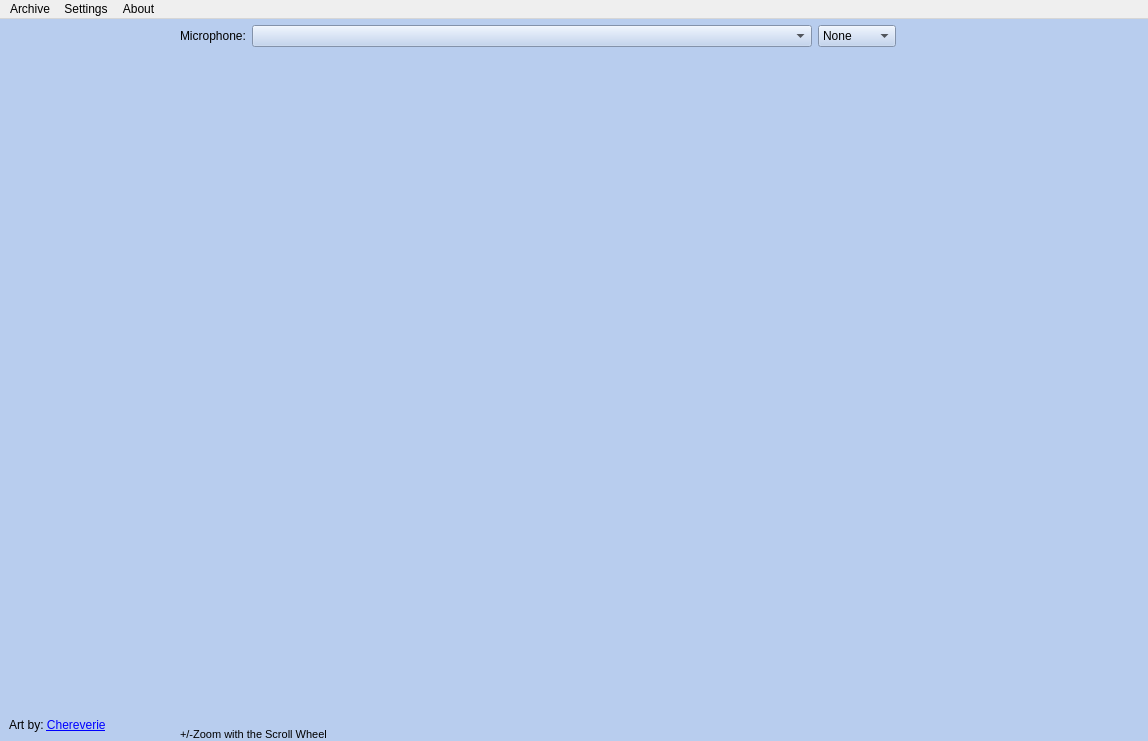
This is UI/main.ui in Gemmstone/PyNGtuber as Qt 5 draws it before an edit. The edited form follows.
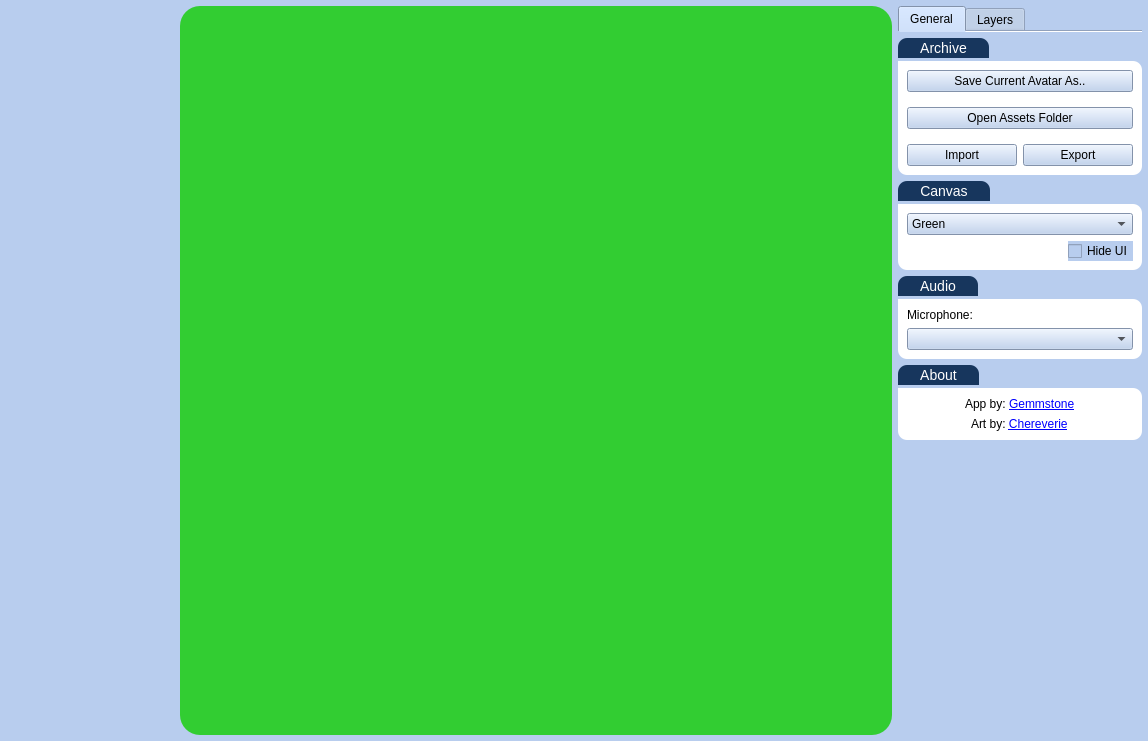
This is the edited form.

Commit message: added settings, animations and autosave

Patch:
```diff
--- a/UI/main.ui
+++ b/UI/main.ui
@@ -23,7 +23,7 @@
 	color: black;
 }</string>
    </property>
-   <layout class="QHBoxLayout" name="horizontalLayout">
+   <layout class="QVBoxLayout" name="verticalLayout_9">
     <property name="spacing">
      <number>0</number>
     </property>
@@ -119,7 +119,7 @@
                <x>0</x>
                <y>0</y>
                <width>165</width>
-               <height>673</height>
+               <height>729</height>
               </rect>
              </property>
              <layout class="QVBoxLayout" name="verticalLayout">
@@ -142,13 +142,6 @@
             </widget>
            </widget>
           </item>
-          <item>
-           <widget class="QLabel" name="label">
-            <property name="text">
-             <string>Art by: &lt;a href=&quot;https://chereverie.art/&quot;&gt;Chereverie&lt;/a&gt;</string>
-            </property>
-           </widget>
-          </item>
          </layout>
         </widget>
        </item>
@@ -171,7 +164,7 @@
          </property>
          <layout class="QVBoxLayout" name="verticalLayout_3">
           <property name="spacing">
-           <number>6</number>
+           <number>0</number>
           </property>
           <property name="leftMargin">
            <number>0</number>
@@ -186,14 +179,20 @@
            <number>0</number>
           </property>
           <item>
-           <widget class="QFrame" name="frame_2">
+           <widget class="QFrame" name="frame_8">
+            <property name="sizePolicy">
+             <sizepolicy hsizetype="Preferred" vsizetype="Fixed">
+              <horstretch>0</horstretch>
+              <verstretch>0</verstretch>
+             </sizepolicy>
+            </property>
             <property name="frameShape">
              <enum>QFrame::NoFrame</enum>
             </property>
             <property name="frameShadow">
              <enum>QFrame::Raised</enum>
             </property>
-            <layout class="QHBoxLayout" name="horizontalLayout_3">
+            <layout class="QHBoxLayout" name="horizontalLayout_6">
              <property name="leftMargin">
               <number>0</number>
              </property>
@@ -204,111 +203,91 @@
               <number>0</number>
              </property>
              <property name="bottomMargin">
-              <number>6</number>
+              <number>0</number>
              </property>
-             <item>
-              <widget class="QLabel" name="label_3">
-               <property name="sizePolicy">
-                <sizepolicy hsizetype="Fixed" vsizetype="Preferred">
-                 <horstretch>0</horstretch>
-                 <verstretch>0</verstretch>
-                </sizepolicy>
-               </property>
-               <property name="text">
-                <string>Microphone:</string>
-               </property>
-              </widget>
-             </item>
-             <item>
-              <widget class="QComboBox" name="microphones">
-               <property name="toolTip">
-                <string>Microphone selection</string>
-               </property>
-              </widget>
-             </item>
-             <item>
-              <widget class="QComboBox" name="comboBox">
-               <property name="sizePolicy">
-                <sizepolicy hsizetype="Fixed" vsizetype="Fixed">
-                 <horstretch>0</horstretch>
-                 <verstretch>0</verstretch>
-                </sizepolicy>
-               </property>
-               <item>
-                <property name="text">
-                 <string>None</string>
-                </property>
-               </item>
-               <item>
-                <property name="text">
-                 <string>Green</string>
-                </property>
-               </item>
-               <item>
-                <property name="text">
-                 <string>Magenta</string>
-                </property>
-               </item>
-               <item>
-                <property name="text">
-                 <string>Cyan</string>
-                </property>
-               </item>
-               <item>
-                <property name="text">
-                 <string>Blue</string>
-                </property>
-               </item>
-               <item>
-                <property name="text">
-                 <string>Yellow</string>
-                </property>
-               </item>
-               <item>
-                <property name="text">
-                 <string>White</string>
-                </property>
-               </item>
-              </widget>
-             </item>
             </layout>
            </widget>
           </item>
           <item>
-           <widget class="QFrame" name="viewerFrame">
+           <widget class="QFrame" name="viewerFrame_2">
             <property name="sizePolicy">
              <sizepolicy hsizetype="Expanding" vsizetype="Expanding">
               <horstretch>0</horstretch>
               <verstretch>0</verstretch>
              </sizepolicy>
             </property>
+            <property name="styleSheet">
+             <string notr="true">border-radius: 20px; background-color: limegreen</string>
+            </property>
             <property name="frameShape">
              <enum>QFrame::NoFrame</enum>
             </property>
             <property name="frameShadow">
              <enum>QFrame::Raised</enum>
             </property>
-            <layout class="QVBoxLayout" name="verticalLayout_2">
+            <layout class="QVBoxLayout" name="verticalLayout_7">
              <property name="spacing">
               <number>0</number>
              </property>
              <property name="leftMargin">
-              <number>0</number>
+              <number>6</number>
              </property>
              <property name="topMargin">
-              <number>0</number>
+              <number>6</number>
              </property>
              <property name="rightMargin">
-              <number>0</number>
+              <number>6</number>
              </property>
              <property name="bottomMargin">
-              <number>0</number>
+              <number>6</number>
              </property>
+             <item>
+              <widget class="QFrame" name="viewerFrame">
+               <property name="sizePolicy">
+                <sizepolicy hsizetype="Expanding" vsizetype="Expanding">
+                 <horstretch>0</horstretch>
+                 <verstretch>0</verstretch>
+                </sizepolicy>
+               </property>
+               <property name="styleSheet">
+                <string notr="true"/>
+               </property>
+               <property name="frameShape">
+                <enum>QFrame::NoFrame</enum>
+               </property>
+               <property name="frameShadow">
+                <enum>QFrame::Raised</enum>
+               </property>
+               <layout class="QVBoxLayout" name="verticalLayout_2">
+                <property name="spacing">
+                 <number>0</number>
+                </property>
+                <property name="leftMargin">
+                 <number>6</number>
+                </property>
+                <property name="topMargin">
+                 <number>6</number>
+                </property>
+                <property name="rightMargin">
+                 <number>6</number>
+                </property>
+                <property name="bottomMargin">
+                 <number>6</number>
+                </property>
+               </layout>
+              </widget>
+             </item>
             </layout>
            </widget>
           </item>
           <item>
            <widget class="QFrame" name="frame_5">
+            <property name="sizePolicy">
+             <sizepolicy hsizetype="Preferred" vsizetype="Fixed">
+              <horstretch>0</horstretch>
+              <verstretch>0</verstretch>
+             </sizepolicy>
+            </property>
             <property name="frameShape">
              <enum>QFrame::NoFrame</enum>
             </property>
@@ -326,18 +305,8 @@
               <number>0</number>
              </property>
              <property name="bottomMargin">
-              <number>0</number>
+              <number>6</number>
              </property>
-             <item>
-              <widget class="QLabel" name="label_2">
-               <property name="styleSheet">
-                <string notr="true">font-size: 8pt ;</string>
-               </property>
-               <property name="text">
-                <string>+/-Zoom with the Scroll Wheel</string>
-               </property>
-              </widget>
-             </item>
             </layout>
            </widget>
           </item>
@@ -346,6 +315,18 @@
        </item>
        <item>
         <widget class="QFrame" name="frame_3">
+         <property name="minimumSize">
+          <size>
+           <width>250</width>
+           <height>0</height>
+          </size>
+         </property>
+         <property name="maximumSize">
+          <size>
+           <width>250</width>
+           <height>16777215</height>
+          </size>
+         </property>
          <property name="frameShape">
           <enum>QFrame::NoFrame</enum>
          </property>
@@ -369,47 +350,24 @@
            <number>6</number>
           </property>
           <item>
-           <widget class="QScrollArea" name="scrollArea_2">
-            <property name="sizePolicy">
-             <sizepolicy hsizetype="Preferred" vsizetype="Expanding">
-              <horstretch>0</horstretch>
-              <verstretch>0</verstretch>
-             </sizepolicy>
-            </property>
-            <property name="minimumSize">
-             <size>
-              <width>240</width>
-              <height>0</height>
-             </size>
-            </property>
+           <widget class="QTabWidget" name="tabWidget">
             <property name="maximumSize">
              <size>
-              <width>240</width>
+              <width>250</width>
               <height>16777215</height>
              </size>
             </property>
-            <property name="frameShape">
-             <enum>QFrame::NoFrame</enum>
+            <property name="currentIndex">
+             <number>0</number>
             </property>
-            <property name="verticalScrollBarPolicy">
-             <enum>Qt::ScrollBarAlwaysOff</enum>
-            </property>
-            <property name="horizontalScrollBarPolicy">
-             <enum>Qt::ScrollBarAlwaysOff</enum>
-            </property>
-            <property name="widgetResizable">
+            <property name="documentMode">
              <bool>true</bool>
             </property>
-            <widget class="QWidget" name="scrollAreaWidgetContents_2">
-             <property name="geometry">
-              <rect>
-               <x>0</x>
-               <y>0</y>
-               <width>240</width>
-               <height>695</height>
-              </rect>
-             </property>
-             <layout class="QVBoxLayout" name="verticalLayout_4">
+            <widget class="QWidget" name="tab">
+             <attribute name="title">
+              <string>General</string>
+             </attribute>
+             <layout class="QVBoxLayout" name="verticalLayout_11">
               <property name="spacing">
                <number>0</number>
               </property>
@@ -425,6 +383,441 @@
               <property name="bottomMargin">
                <number>0</number>
               </property>
+              <item>
+               <widget class="QScrollArea" name="scrollArea_3">
+                <property name="styleSheet">
+                 <string notr="true">*{
+	color: black;
+}
+
+QGroupBox {
+border-color: #FF17365D;
+font-size: 14px;
+border-radius: 15px;
+}
+
+QGroupBox::title {
+border-top-left-radius: 9px;
+border-top-right-radius: 9px;
+padding: 2px 20px;
+background-color: #FF17365D;
+color: rgb(255, 255, 255);
+}
+
+QFrame{
+	border-top-right-radius: 9px;
+	border-bottom-right-radius: 9px;
+	border-bottom-left-radius: 9px;
+	background-color: rgb(255, 255, 255);
+}</string>
+                </property>
+                <property name="widgetResizable">
+                 <bool>true</bool>
+                </property>
+                <widget class="QWidget" name="scrollAreaWidgetContents_3">
+                 <property name="geometry">
+                  <rect>
+                   <x>0</x>
+                   <y>0</y>
+                   <width>244</width>
+                   <height>696</height>
+                  </rect>
+                 </property>
+                 <layout class="QVBoxLayout" name="verticalLayout_12">
+                  <property name="spacing">
+                   <number>6</number>
+                  </property>
+                  <property name="leftMargin">
+                   <number>0</number>
+                  </property>
+                  <property name="topMargin">
+                   <number>6</number>
+                  </property>
+                  <property name="rightMargin">
+                   <number>0</number>
+                  </property>
+                  <property name="bottomMargin">
+                   <number>0</number>
+                  </property>
+                  <item>
+                   <widget class="QGroupBox" name="groupBox_8">
+                    <property name="title">
+                     <string>Archive</string>
+                    </property>
+                    <layout class="QVBoxLayout" name="verticalLayout_16">
+                     <property name="leftMargin">
+                      <number>0</number>
+                     </property>
+                     <property name="topMargin">
+                      <number>23</number>
+                     </property>
+                     <property name="rightMargin">
+                      <number>0</number>
+                     </property>
+                     <property name="bottomMargin">
+                      <number>0</number>
+                     </property>
+                     <item>
+                      <widget class="QFrame" name="frame_9">
+                       <property name="frameShape">
+                        <enum>QFrame::StyledPanel</enum>
+                       </property>
+                       <property name="frameShadow">
+                        <enum>QFrame::Raised</enum>
+                       </property>
+                       <layout class="QVBoxLayout" name="verticalLayout_17">
+                        <item>
+                         <widget class="QPushButton" name="pushButton">
+                          <property name="text">
+                           <string>Save Current Avatar As..</string>
+                          </property>
+                         </widget>
+                        </item>
+                        <item>
+                         <widget class="Line" name="line">
+                          <property name="orientation">
+                           <enum>Qt::Horizontal</enum>
+                          </property>
+                         </widget>
+                        </item>
+                        <item>
+                         <widget class="QPushButton" name="pushButton_2">
+                          <property name="text">
+                           <string>Open Assets Folder</string>
+                          </property>
+                         </widget>
+                        </item>
+                        <item>
+                         <widget class="Line" name="line_2">
+                          <property name="orientation">
+                           <enum>Qt::Horizontal</enum>
+                          </property>
+                         </widget>
+                        </item>
+                        <item>
+                         <layout class="QHBoxLayout" name="horizontalLayout_2">
+                          <property name="bottomMargin">
+                           <number>0</number>
+                          </property>
+                          <item>
+                           <widget class="QPushButton" name="pushButton_4">
+                            <property name="text">
+                             <string>Import</string>
+                            </property>
+                           </widget>
+                          </item>
+                          <item>
+                           <widget class="QPushButton" name="pushButton_3">
+                            <property name="text">
+                             <string>Export</string>
+                            </property>
+                           </widget>
+                          </item>
+                         </layout>
+                        </item>
+                       </layout>
+                      </widget>
+                     </item>
+                    </layout>
+                   </widget>
+                  </item>
+                  <item>
+                   <widget class="QGroupBox" name="groupBox_6">
+                    <property name="title">
+                     <string>Canvas</string>
+                    </property>
+                    <layout class="QVBoxLayout" name="verticalLayout_13">
+                     <property name="leftMargin">
+                      <number>0</number>
+                     </property>
+                     <property name="topMargin">
+                      <number>23</number>
+                     </property>
+                     <property name="rightMargin">
+                      <number>0</number>
+                     </property>
+                     <property name="bottomMargin">
+                      <number>0</number>
+                     </property>
+                     <item>
+                      <widget class="QFrame" name="frame_6">
+                       <property name="frameShape">
+                        <enum>QFrame::StyledPanel</enum>
+                       </property>
+                       <property name="frameShadow">
+                        <enum>QFrame::Raised</enum>
+                       </property>
+                       <layout class="QVBoxLayout" name="verticalLayout_15">
+                        <item>
+                         <widget class="QComboBox" name="comboBox">
+                          <property name="sizePolicy">
+                           <sizepolicy hsizetype="Preferred" vsizetype="Fixed">
+                            <horstretch>0</horstretch>
+                            <verstretch>0</verstretch>
+                           </sizepolicy>
+                          </property>
+                          <property name="cursor">
+                           <cursorShape>PointingHandCursor</cursorShape>
+                          </property>
+                          <item>
+                           <property name="text">
+                            <string>Green</string>
+                           </property>
+                          </item>
+                          <item>
+                           <property name="text">
+                            <string>Magenta</string>
+                           </property>
+                          </item>
+                          <item>
+                           <property name="text">
+                            <string>Cyan</string>
+                           </property>
+                          </item>
+                          <item>
+                           <property name="text">
+                            <string>Blue</string>
+                           </property>
+                          </item>
+                          <item>
+                           <property name="text">
+                            <string>Yellow</string>
+                           </property>
+                          </item>
+                          <item>
+                           <property name="text">
+                            <string>White</string>
+                           </property>
+                          </item>
+                          <item>
+                           <property name="text">
+                            <string>None</string>
+                           </property>
+                          </item>
+                         </widget>
+                        </item>
+                        <item alignment="Qt::AlignRight">
+                         <widget class="QCheckBox" name="HideUI">
+                          <property name="cursor">
+                           <cursorShape>PointingHandCursor</cursorShape>
+                          </property>
+                          <property name="text">
+                           <string>Hide UI</string>
+                          </property>
+                         </widget>
+                        </item>
+                       </layout>
+                      </widget>
+                     </item>
+                    </layout>
+                   </widget>
+                  </item>
+                  <item>
+                   <widget class="QGroupBox" name="groupBox_7">
+                    <property name="title">
+                     <string>Audio</string>
+                    </property>
+                    <layout class="QVBoxLayout" name="verticalLayout_14">
+                     <property name="leftMargin">
+                      <number>0</number>
+                     </property>
+                     <property name="topMargin">
+                      <number>23</number>
+                     </property>
+                     <property name="rightMargin">
+                      <number>0</number>
+                     </property>
+                     <property name="bottomMargin">
+                      <number>0</number>
+                     </property>
+                     <item>
+                      <widget class="QFrame" name="frame_7">
+                       <property name="frameShape">
+                        <enum>QFrame::StyledPanel</enum>
+                       </property>
+                       <property name="frameShadow">
+                        <enum>QFrame::Raised</enum>
+                       </property>
+                       <layout class="QVBoxLayout" name="verticalLayout_8">
+                        <item>
+                         <widget class="QLabel" name="label_3">
+                          <property name="sizePolicy">
+                           <sizepolicy hsizetype="Fixed" vsizetype="Preferred">
+                            <horstretch>0</horstretch>
+                            <verstretch>0</verstretch>
+                           </sizepolicy>
+                          </property>
+                          <property name="text">
+                           <string>Microphone:</string>
+                          </property>
+                         </widget>
+                        </item>
+                        <item>
+                         <widget class="QComboBox" name="microphones">
+                          <property name="cursor">
+                           <cursorShape>PointingHandCursor</cursorShape>
+                          </property>
+                          <property name="toolTip">
+                           <string>Microphone selection</string>
+                          </property>
+                         </widget>
+                        </item>
+                       </layout>
+                      </widget>
+                     </item>
+                    </layout>
+                   </widget>
+                  </item>
+                  <item>
+                   <widget class="QGroupBox" name="groupBox_9">
+                    <property name="title">
+                     <string>About</string>
+                    </property>
+                    <layout class="QVBoxLayout" name="verticalLayout_18">
+                     <property name="leftMargin">
+                      <number>0</number>
+                     </property>
+                     <property name="topMargin">
+                      <number>23</number>
+                     </property>
+                     <property name="rightMargin">
+                      <number>0</number>
+                     </property>
+                     <property name="bottomMargin">
+                      <number>0</number>
+                     </property>
+                     <item>
+                      <widget class="QFrame" name="frame_10">
+                       <property name="frameShape">
+                        <enum>QFrame::StyledPanel</enum>
+                       </property>
+                       <property name="frameShadow">
+                        <enum>QFrame::Raised</enum>
+                       </property>
+                       <layout class="QVBoxLayout" name="verticalLayout_19">
+                        <item alignment="Qt::AlignHCenter">
+                         <widget class="QLabel" name="label_2">
+                          <property name="styleSheet">
+                           <string notr="true"/>
+                          </property>
+                          <property name="text">
+                           <string>App by: &lt;a href=&quot;https://gemmstone.carrd.co/&quot;&gt;Gemmstone&lt;/a&gt;</string>
+                          </property>
+                         </widget>
+                        </item>
+                        <item alignment="Qt::AlignHCenter">
+                         <widget class="QLabel" name="label">
+                          <property name="text">
+                           <string>Art by: &lt;a href=&quot;https://chereverie.art/&quot;&gt;Chereverie&lt;/a&gt;</string>
+                          </property>
+                         </widget>
+                        </item>
+                       </layout>
+                      </widget>
+                     </item>
+                    </layout>
+                   </widget>
+                  </item>
+                  <item>
+                   <spacer name="verticalSpacer">
+                    <property name="orientation">
+                     <enum>Qt::Vertical</enum>
+                    </property>
+                    <property name="sizeHint" stdset="0">
+                     <size>
+                      <width>20</width>
+                      <height>40</height>
+                     </size>
+                    </property>
+                   </spacer>
+                  </item>
+                 </layout>
+                </widget>
+               </widget>
+              </item>
+             </layout>
+            </widget>
+            <widget class="QWidget" name="tab_2">
+             <attribute name="title">
+              <string>Layers</string>
+             </attribute>
+             <layout class="QVBoxLayout" name="verticalLayout_10">
+              <property name="spacing">
+               <number>0</number>
+              </property>
+              <property name="leftMargin">
+               <number>0</number>
+              </property>
+              <property name="topMargin">
+               <number>6</number>
+              </property>
+              <property name="rightMargin">
+               <number>0</number>
+              </property>
+              <property name="bottomMargin">
+               <number>0</number>
+              </property>
+              <item>
+               <widget class="QScrollArea" name="scrollArea_2">
+                <property name="sizePolicy">
+                 <sizepolicy hsizetype="Preferred" vsizetype="Expanding">
+                  <horstretch>0</horstretch>
+                  <verstretch>0</verstretch>
+                 </sizepolicy>
+                </property>
+                <property name="minimumSize">
+                 <size>
+                  <width>250</width>
+                  <height>0</height>
+                 </size>
+                </property>
+                <property name="maximumSize">
+                 <size>
+                  <width>250</width>
+                  <height>16777215</height>
+                 </size>
+                </property>
+                <property name="frameShape">
+                 <enum>QFrame::NoFrame</enum>
+                </property>
+                <property name="verticalScrollBarPolicy">
+                 <enum>Qt::ScrollBarAlwaysOff</enum>
+                </property>
+                <property name="horizontalScrollBarPolicy">
+                 <enum>Qt::ScrollBarAlwaysOff</enum>
+                </property>
+                <property name="widgetResizable">
+                 <bool>true</bool>
+                </property>
+                <widget class="QWidget" name="scrollAreaWidgetContents_2">
+                 <property name="geometry">
+                  <rect>
+                   <x>0</x>
+                   <y>0</y>
+                   <width>250</width>
+                   <height>690</height>
+                  </rect>
+                 </property>
+                 <layout class="QVBoxLayout" name="verticalLayout_4">
+                  <property name="spacing">
+                   <number>0</number>
+                  </property>
+                  <property name="leftMargin">
+                   <number>0</number>
+                  </property>
+                  <property name="topMargin">
+                   <number>0</number>
+                  </property>
+                  <property name="rightMargin">
+                   <number>0</number>
+                  </property>
+                  <property name="bottomMargin">
+                   <number>0</number>
+                  </property>
+                 </layout>
+                </widget>
+               </widget>
+              </item>
              </layout>
             </widget>
            </widget>
@@ -437,40 +830,6 @@
     </item>
    </layout>
   </widget>
-  <widget class="QMenuBar" name="menubar">
-   <property name="geometry">
-    <rect>
-     <x>0</x>
-     <y>0</y>
-     <width>1148</width>
-     <height>34</height>
-    </rect>
-   </property>
-   <widget class="QMenu" name="menuArchive">
-    <property name="title">
-     <string>Archive</string>
-    </property>
-    <addaction name="actionLoad_Avatar"/>
-    <addaction name="actionSave_Avatar"/>
-   </widget>
-   <widget class="QMenu" name="menuAbout">
-    <property name="title">
-     <string>About</string>
-    </property>
-    <addaction name="actionAbout_PyNGtuber"/>
-    <addaction name="actionCredits"/>
-   </widget>
-   <widget class="QMenu" name="menuSettings">
-    <property name="title">
-     <string>Settings</string>
-    </property>
-    <addaction name="actionHide_UI"/>
-    <addaction name="actionAutosave"/>
-   </widget>
-   <addaction name="menuArchive"/>
-   <addaction name="menuSettings"/>
-   <addaction name="menuAbout"/>
-  </widget>
   <action name="actionLoad_Avatar">
    <property name="text">
     <string>Export Avatars</string>
@@ -532,6 +891,16 @@
     <string>Autosave</string>
    </property>
   </action>
+  <action name="actionOpen_Assets_Selector">
+   <property name="text">
+    <string>Open Assets Folder</string>
+   </property>
+  </action>
+  <action name="actionSave_Current_Avatar_As">
+   <property name="text">
+    <string>Save Current Avatar As..</string>
+   </property>
+  </action>
  </widget>
  <resources/>
  <connections/>
```
The commit also changes 14 other files.
